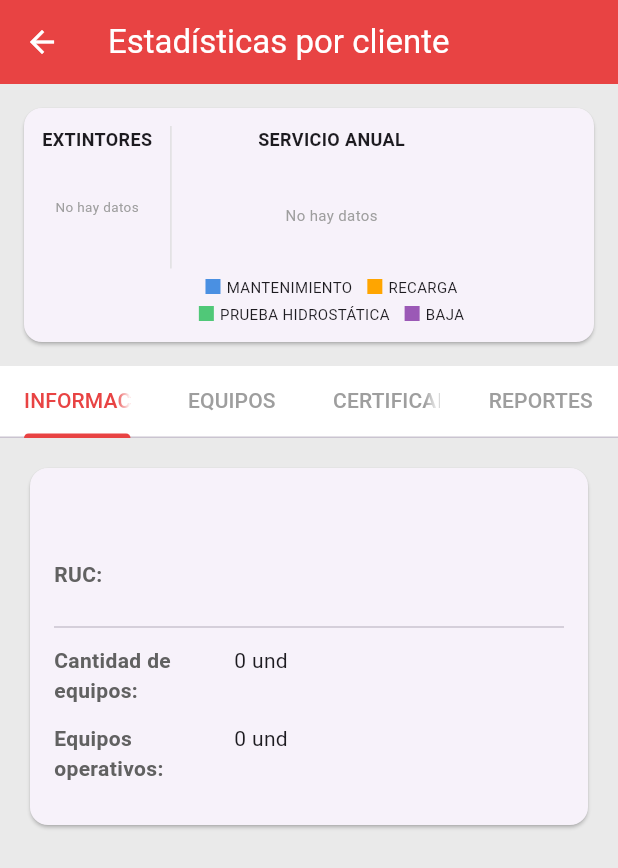
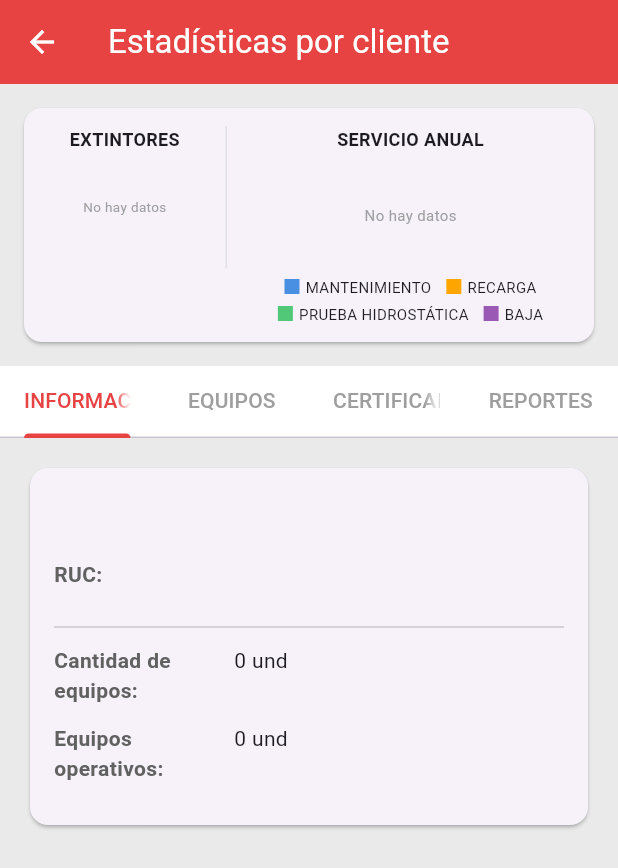
Before and after one commit to Ald28/oisci_emp, a Flutter app: the ClientStatisticsPage screen opened directly with empty values, on a phone screen of 412 x 824 dp. Shown: the top 868 px of the screen. Run offline on Flutter 3.47's test engine with Material 3 defaults, Android fonts, the phone set to English and light mode, and no system bars; our stand-ins replace connectivity_plus, dio, fl_chart, flutter_dotenv, flutter_local_notifications, image_picker and 3 more; missing offline and left inert: flutter_nfc_kit; accounts and stored records are empty.

Commit message:
Graficos corregido en el reporte

```diff
--- a/lib/features/client_statistics/presentation/pages/client_statistics_page.dart
+++ b/lib/features/client_statistics/presentation/pages/client_statistics_page.dart
@@ -287,11 +287,14 @@ class _ClientStatisticsPageState extends State<ClientStatisticsPage>
         child: Padding(
           padding: const EdgeInsets.all(12),
           child: Row(
+            mainAxisAlignment: MainAxisAlignment.center,
             crossAxisAlignment: CrossAxisAlignment.start,
             children: [
               // Gráfico de torta - Tipos de extintores
               Flexible(
-                flex: 3,
+                flex: 2,
+                fit: FlexFit.loose,
+                child: Center(
                   child: Column(
                     mainAxisSize: MainAxisSize.min,
                     crossAxisAlignment: CrossAxisAlignment.center,
@@ -334,6 +337,7 @@ class _ClientStatisticsPageState extends State<ClientStatisticsPage>
                     ],
                   ),
                 ),
+              ),
               // Línea vertical de separación
               Container(
                 width: 1,
@@ -344,6 +348,8 @@ class _ClientStatisticsPageState extends State<ClientStatisticsPage>
               // Gráfico de barras - Servicios anuales (más espacio)
               Flexible(
                 flex: 4,
+                fit: FlexFit.loose,
+                child: Center(
                   child: Column(
                     mainAxisSize: MainAxisSize.min,
                     crossAxisAlignment: CrossAxisAlignment.center,
@@ -380,12 +386,15 @@ class _ClientStatisticsPageState extends State<ClientStatisticsPage>
                                           .toDouble() +
                                       2,
                                   minY: 0,
-                                barGroups: _buildBarChartGroups(annualServices),
+                                  barGroups: _buildBarChartGroups(
+                                    annualServices,
+                                  ),
                                   titlesData: FlTitlesData(
                                     leftTitles: AxisTitles(
                                       sideTitles: SideTitles(
                                         showTitles: true,
-                                      reservedSize: _calculateYAxisReservedSize(
+                                        reservedSize:
+                                            _calculateYAxisReservedSize(
                                               annualServices.values.reduce(
                                                 (a, b) => a > b ? a : b,
                                               ),
@@ -446,6 +455,7 @@ class _ClientStatisticsPageState extends State<ClientStatisticsPage>
                       const SizedBox(height: 6),
                       _buildBarChartLegend(annualServices),
                     ],
+                  ),
                 ),
               ),
             ],
```
Also changed, not shown: lib/features/client_statistics/data/datasources/local_statistics_datasource.dart (+2 -5 lines). Lines whose indentation alone changed are shown as unchanged.
